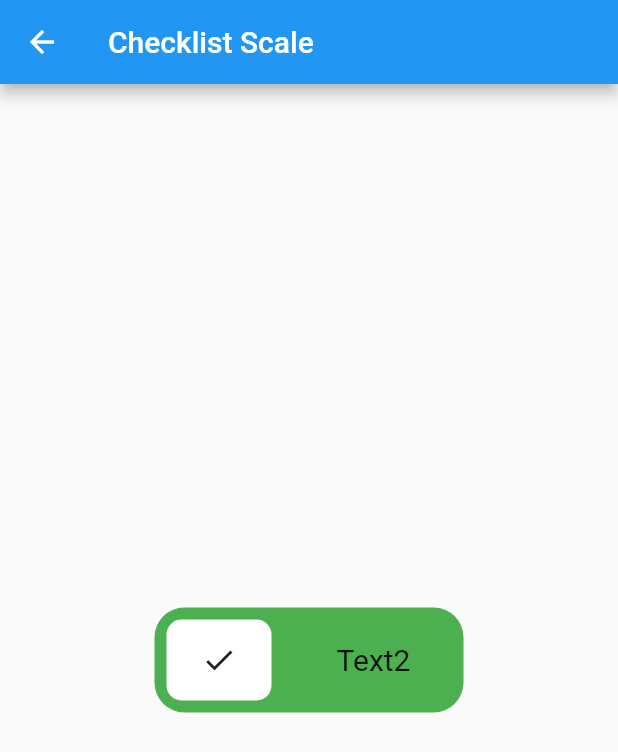
After one commit to arthurgiani/flutter-animation-guide, a Flutter app: the ChecklistScaleAnimation screen opened directly, after a tap on "Text1", on a phone screen of 412 x 824 dp. The commit adds this screen. Shown: the top 752 px of the screen. Run offline on Flutter 3.47's test engine with Material 2 defaults, Android fonts, the phone set to English and light mode, and no system bars; our stand-ins replace lottie.

Commit message:
added checklist scale transition example

```diff
--- /dev/null
+++ b/lib/modules/example_gallery/checklist_scale_animation.dart
@@ -0,0 +1,155 @@
+import 'package:flutter/material.dart';
+
+class ChecklistScaleAnimation extends StatefulWidget {
+  const ChecklistScaleAnimation({Key? key}) : super(key: key);
+
+  @override
+  _ChecklistScaleAnimationState createState() =>
+      _ChecklistScaleAnimationState();
+}
+
+class _ChecklistScaleAnimationState extends State<ChecklistScaleAnimation>
+    with SingleTickerProviderStateMixin {
+  late final PageController _pageController;
+
+  late final AnimationController animationController;
+
+  late final Animation<double> checkListScaleTransition;
+  late final Animation<Color?> containerColorTransition;
+
+  @override
+  void initState() {
+    animationController = AnimationController(
+      vsync: this,
+      duration: Duration(
+        seconds: 1,
+      ),
+    );
+    checkListScaleTransition = Tween<double>(begin: 0, end: 1).animate(
+      animationController,
+    );
+    containerColorTransition =
+        ColorTween(begin: Colors.yellow, end: Colors.green).animate(
+      animationController,
+    );
+    _pageController = PageController();
+    super.initState();
+  }
+
+  @override
+  Widget build(BuildContext context) {
+    return Scaffold(
+      appBar: AppBar(
+        title: Text('Checklist Scale'),
+      ),
+      body: Center(
+        child: GestureDetector(
+          onTap: () {
+            if (animationController.status == AnimationStatus.completed) {
+              animationController.reverse();
+              _pageController.animateToPage(
+                0,
+                duration: Duration(seconds: 1),
+                curve: Curves.linear,
+              );
+            } else {
+              animationController.forward();
+              _pageController.animateToPage(
+                1,
+                duration: Duration(seconds: 1),
+                curve: Curves.linear,
+              );
+            }
+          },
+          child: AnimatedBuilder(
+            animation: animationController,
+            builder: (context, _) {
+              return Container(
+                height: 70,
+                decoration: BoxDecoration(
+                  color: containerColorTransition.value,
+                  borderRadius: BorderRadius.all(
+                    Radius.circular(20),
+                  ),
+                ),
+                width: MediaQuery.of(context).size.width * 0.5,
+                child: Row(
+                  children: [
+                    _ChecklistContainerWidget(
+                      checkListScaleTransition: checkListScaleTransition,
+                    ),
+                    Expanded(
+                      child: _TextsPageViewWidget(
+                        pageController: _pageController,
+                      ),
+                    )
+                  ],
+                ),
+              );
+            },
+          ),
+        ),
+      ),
+    );
+  }
+}
+
+class _TextsPageViewWidget extends StatelessWidget {
+  const _TextsPageViewWidget({
+    Key? key,
+    required PageController pageController,
+  })  : _pageController = pageController,
+        super(key: key);
+
+  final PageController _pageController;
+
+  @override
+  Widget build(BuildContext context) {
+    return PageView(
+      controller: _pageController,
+      scrollDirection: Axis.vertical,
+      children: [
+        Center(
+          child: Text(
+            'Text1',
+            style: TextStyle(fontSize: 20),
+          ),
+        ),
+        Center(
+          child: Text(
+            'Text2',
+            style: TextStyle(fontSize: 20),
+          ),
+        ),
+      ],
+    );
+  }
+}
+
+class _ChecklistContainerWidget extends StatelessWidget {
+  const _ChecklistContainerWidget({
+    Key? key,
+    required this.checkListScaleTransition,
+  }) : super(key: key);
+
+  final Animation<double> checkListScaleTransition;
+
+  @override
+  Widget build(BuildContext context) {
+    return Container(
+      height: 70,
+      width: 70,
+      margin: EdgeInsets.all(8),
+      decoration: BoxDecoration(
+        color: Colors.white,
+        borderRadius: BorderRadius.all(
+          Radius.circular(10),
+        ),
+      ),
+      child: Transform.scale(
+        scale: checkListScaleTransition.value,
+        child: Icon(Icons.check),
+      ),
+    );
+  }
+}
--- a/lib/modules/example_gallery/options_page.dart
+++ b/lib/modules/example_gallery/options_page.dart
@@ -1,6 +1,8 @@
 import 'package:flutter/material.dart';
 import 'package:flutter_animation_guide/components/custom_button.dart';
 import 'package:flutter_animation_guide/components/custom_scaffold.dart';
+import 'package:flutter_animation_guide/modules/example_gallery/animated_carousel_page.dart';
+import 'package:flutter_animation_guide/modules/example_gallery/checklist_scale_animation.dart';
 import 'package:flutter_animation_guide/modules/example_gallery/page_view_button_animation_page.dart';
 import 'package:flutter_animation_guide/navigation.dart';
 
@@ -45,6 +47,20 @@ class _ExampleGaleryOptionsPageState extends State<ExampleGaleryOptionsPage> {
                       PagewViewButtonAnimationPage(),
                     ),
                   ),
+                  CustomButton(
+                    text: "3. Checklist Scale",
+                    onPressed: () => push(
+                      context,
+                      ChecklistScaleAnimation(),
+                    ),
+                  ),
+                  CustomButton(
+                    text: "4. Animated Carousel",
+                    onPressed: () => push(
+                      context,
+                      AnimatedCarouselPage(),
+                    ),
+                  ),
                 ],
               ),
             ),
```
